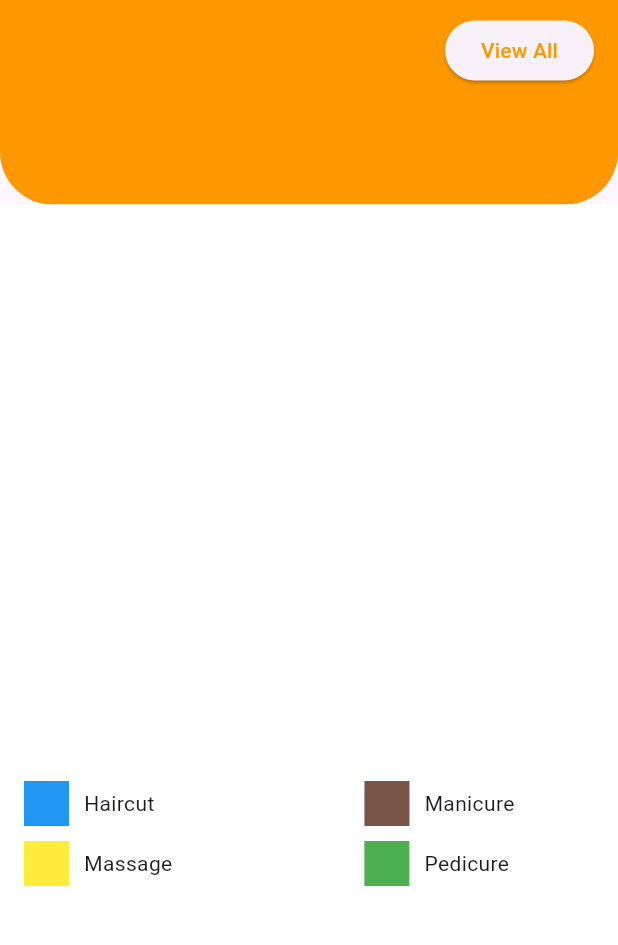
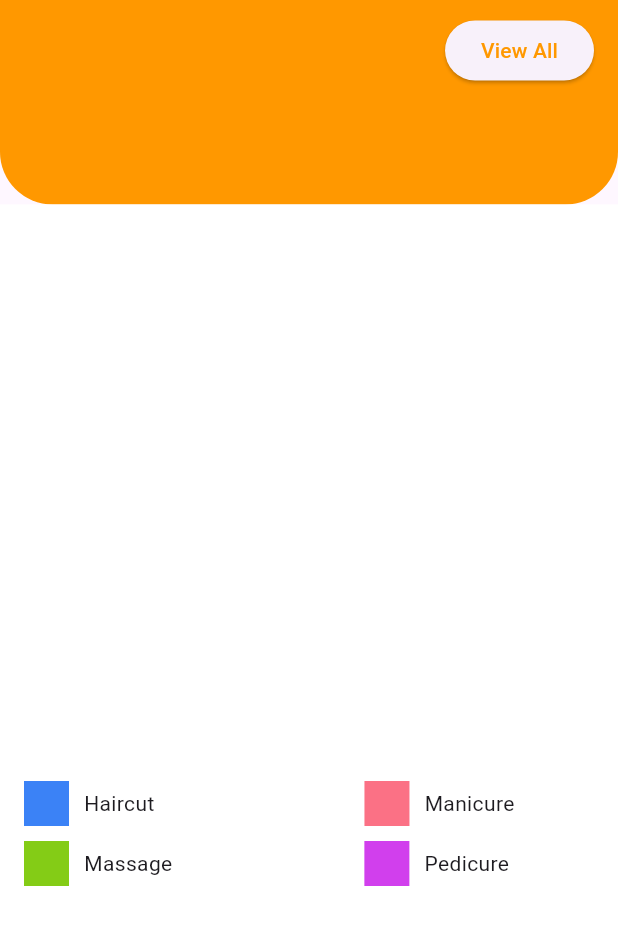
Before and after one commit to IsrarKundi/appointmentApp, a Flutter app: the screen it shows after launch, on a phone screen of 412 x 824 dp, the part 290-1235 px from its top. Run offline on Flutter 3.47's test engine with Material 3 defaults, Android fonts, the phone set to English and light mode, and no system bars; our stand-ins replace cloud_firestore, firebase_core; missing offline and left inert: omni_datetime_picker; accounts and stored records are empty.

Commit message:
appointment screen

```diff
--- a/lib/components/customercard_stream.dart
+++ b/lib/components/customercard_stream.dart
@@ -34,9 +34,12 @@ class CustomerCardStream extends StatelessWidget {
           customerCards.add(customerCard);
           count++;
         }
-        return ListView(
-          padding: EdgeInsets.symmetric(horizontal: 10, vertical: 20),
-          children: customerCards,
+        return Container(
+          height: 500,
+          child: ListView(
+            padding: EdgeInsets.symmetric(horizontal: 10, vertical: 20),
+            children: customerCards,
+          ),
         );
       },
     );
--- a/lib/components/widgets.dart
+++ b/lib/components/widgets.dart
@@ -42,7 +42,7 @@ Widget lowerSection(){
                 Container(
                   height: 30,
                   width: 30,
-                  color: Colors.blue,
+                  color: Color(0xff3B82F6),
                 ),
                 SizedBox(width: 10,),
                 Text('Haircut')
@@ -54,7 +54,7 @@ Widget lowerSection(){
                 Container(
                   height: 30,
                   width: 30,
-                  color: Colors.brown,
+                  color: Color(0xFFFB7185),
                 ),
                 SizedBox(width: 10,),
                 Text('Manicure')
@@ -70,7 +70,7 @@ Widget lowerSection(){
                 Container(
                   height: 30,
                   width: 30,
-                  color: Colors.yellow,
+                  color: Color(0xFF84CC16),
                 ),
                 SizedBox(width: 10,),
                 Text('Massage')
@@ -82,7 +82,7 @@ Widget lowerSection(){
                 Container(
                   height: 30,
                   width: 30,
-                  color: Colors.green,
+                  color: Color(0xFFD13FED),
                 ),
                 SizedBox(width: 10,),
                 Text('Pedicure')
--- a/lib/main.dart
+++ b/lib/main.dart
@@ -1,3 +1,4 @@
+import 'package:appointment/screens/appointments_screen.dart';
 import 'package:appointment/screens/book_appointment.dart';
 import 'package:appointment/screens/home_screen.dart';
 import 'package:flutter/material.dart';
@@ -30,7 +31,13 @@ class MyApp extends StatelessWidget {
         colorScheme: ColorScheme.fromSeed(seedColor: Colors.deepPurple),
         useMaterial3: true,
       ),
-      home: HomeScreen(),
+        home: HomeScreen(),
+        initialRoute: 'home_screen',
+        routes: {
+          'book_appointment': (context) => BookAppointment(),
+          'appointments_screen': (context) => AppointmentsScreen(),
+          'home_screen': (context) => HomeScreen(),
+        }
     );
   }
 }
--- a/lib/screens/home_screen.dart
+++ b/lib/screens/home_screen.dart
@@ -1,3 +1,4 @@
+import 'package:flutter/cupertino.dart';
 import 'package:flutter/material.dart';
 import 'package:appointment/components/widgets.dart';
 import 'package:appointment/components/customercard_stream.dart';
@@ -31,7 +32,11 @@ class HomeScreen extends StatelessWidget {
                 child: Column(
                   crossAxisAlignment: CrossAxisAlignment.start,
                   children: [
-                    Icon(Icons.arrow_back_ios),
+                    GestureDetector(
+                      onTap: (){
+                        Navigator.pushNamed(context, 'book_appointment');
+                      },
+                        child: Icon(Icons.arrow_back_ios)),
                     SizedBox(height: 40),
                     Text(
                       'Welcome Admin',
@@ -52,7 +57,9 @@ class HomeScreen extends StatelessWidget {
                       child: Padding(
                         padding: const EdgeInsets.only(right: 16),
                         child: ElevatedButton(
-                          onPressed: () {},
+                          onPressed: () {
+                            Navigator.pushNamed(context, 'appointments_screen');
+                          },
                           child: Text(
                             'View All',
                             style: TextStyle(color: Colors.orange),
```
Also changed, not shown: lib/components/customer_card.dart (+29 -1 lines), lib/screens/appointments_screen.dart (added, +29 -0 lines), lib/screens/book_appointment.dart (+7 -13 lines).
